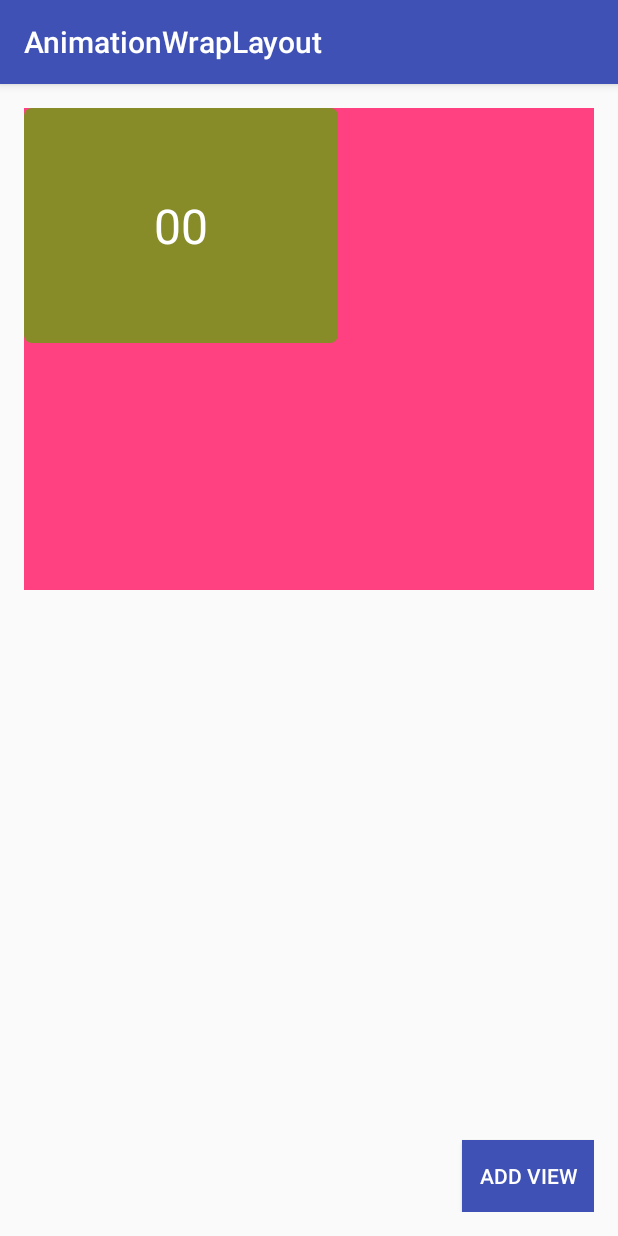
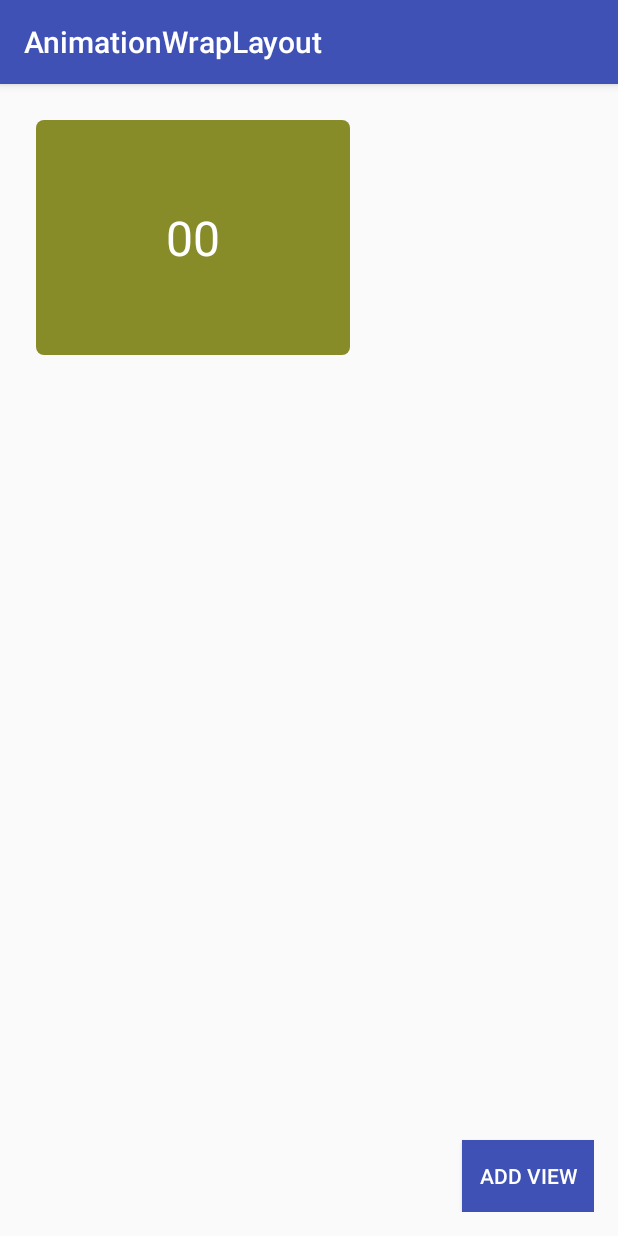
Before and after one commit to sjnyag/AnimationWrapLayout, an Android app: the screen it shows after launch (MainActivity), after a tap on "ADD VIEW", on a phone screen of 412 x 824 dp. Run offline under Robolectric (Android 15) with nearby library versions, the phone set to English and light mode, and no system bars.

Commit message:
enable padding

```diff
--- a/animationwraplayout/src/main/java/com/github/sjnyag/AnimationWrapLayout.java
+++ b/animationwraplayout/src/main/java/com/github/sjnyag/AnimationWrapLayout.java
@@ -257,8 +257,8 @@ public class AnimationWrapLayout extends ViewGroup {
         ChildrenMeasure init() {
             mRowCount = 0;
             mColumnCount = 0;
-            mTop = 0;
-            mHeight = 0;
+            mTop = getPaddingTop();
+            mHeight = getPaddingTop();
             mCurrentRowWidth = 0;
             mCurrentRowHeight = 0;
             mRowMaxWidth = getWidth();
@@ -304,7 +304,10 @@ public class AnimationWrapLayout extends ViewGroup {
         }
 
         int getTotalHeight() {
-            return mHeight;
+            if (mRowCount == 0) {
+                return 0;
+            }
+            return mHeight + getPaddingBottom();
         }
 
         SparseArray<Layout> getLayoutSet() {
@@ -322,14 +325,14 @@ public class AnimationWrapLayout extends ViewGroup {
             int childTotalWidth = childWidth + rightMargin + leftMargin;
             int childTotalHeight = childHeight + topMargin + bottomMargin;
 
-            if (isNewLine(childWidth + mEachMarginWidth + rightMargin) || (mColumnCount == 0 && mRowCount == 0)) {
+            if (mRowMaxWidth < mCurrentRowWidth + childWidth + mEachMarginWidth + rightMargin + getPaddingRight() || (mColumnCount == 0 && mRowCount == 0)) {
                 mRowCount++;
                 mColumnCount = 1;
                 if (mRowCount > 1) {
                     mTop = mHeight + mEachMarginHeight;
                 }
                 mCurrentRowHeight = 0;
-                mCurrentRowWidth = 0;
+                mCurrentRowWidth = getPaddingLeft();
             } else {
                 mColumnCount++;
             }
@@ -346,10 +349,6 @@ public class AnimationWrapLayout extends ViewGroup {
             mCurrentRowHeight = mCurrentRowHeight < childTotalHeight ? childTotalHeight : mCurrentRowHeight;
             mCurrentRowWidth += childTotalWidth;
             return new Layout(l, t, r, b);
-        }
-
-        private boolean isNewLine(int width) {
-            return mRowMaxWidth < mCurrentRowWidth + width;
         }
     }
 
--- a/app/src/main/res/layout/activity_main.xml
+++ b/app/src/main/res/layout/activity_main.xml
@@ -16,9 +16,9 @@
         android:layout_width="match_parent"
         android:layout_height="wrap_content"
         android:orientation="horizontal"
-        android:background="@color/colorAccent"
-        animation_wrap_layout:each_margin_height="8dp"
-        animation_wrap_layout:each_margin_width="8dp" />
+        android:padding="8dp"
+        animation_wrap_layout:each_margin_height="4dp"
+        animation_wrap_layout:each_margin_width="4dp" />
 
     <Button
         android:id="@+id/register"
```
